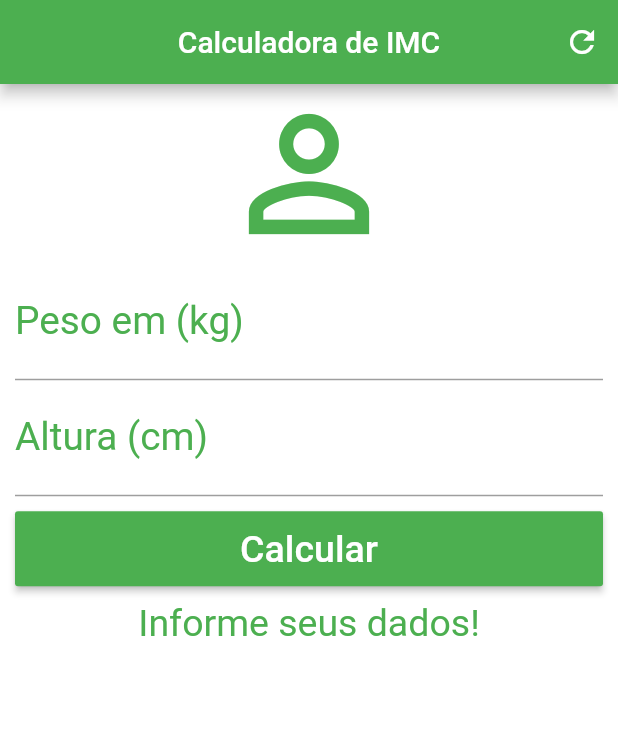
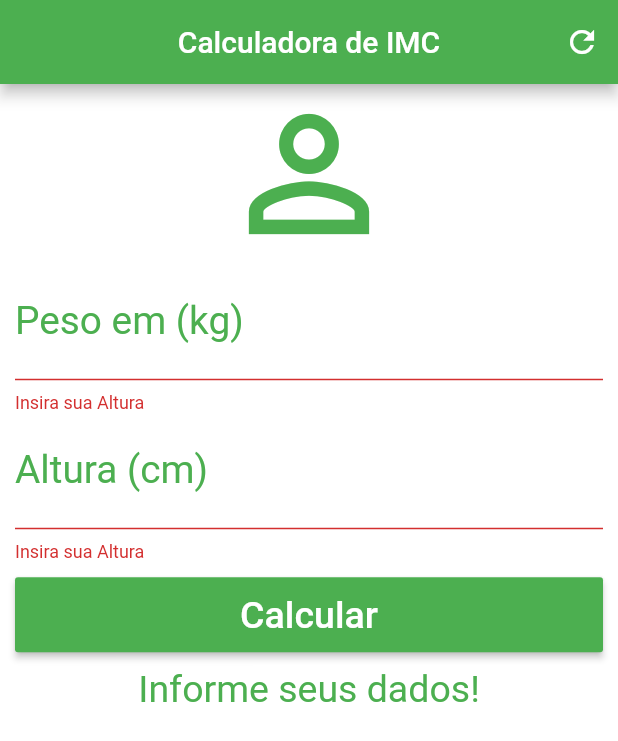
Before and after one commit to munhozfontana/calculadora-imc, a Flutter app: the screen it shows after launch, after a tap on "Calcular", on a phone screen of 412 x 824 dp. Shown: the top 741 px of the screen. Run offline on Flutter 3.47's test engine with Material 2 defaults, Android fonts, the phone set to English and light mode, and no system bars.

Commit message:
finalização do app

```diff
--- a/lib/main.dart
+++ b/lib/main.dart
@@ -16,6 +16,8 @@ class Home extends StatefulWidget {
 class _HomeState extends State<Home> {
   TextEditingController weighController = TextEditingController();
   TextEditingController heightController = TextEditingController();
+  GlobalKey<FormState> _formKey = GlobalKey<FormState>();
+
   String _infoText = "Informe seus dados!";
 
   void _resetFields() {
@@ -23,6 +25,7 @@ class _HomeState extends State<Home> {
     heightController.text = "";
     setState(() {
       _infoText = "Informe seus dados!";
+      _formKey = GlobalKey<FormState>();
     });
   }
 
@@ -67,6 +70,8 @@ class _HomeState extends State<Home> {
       backgroundColor: Colors.white,
       body: SingleChildScrollView(
         padding: EdgeInsets.fromLTRB(10, 0, 10, 0),
+        child: Form(
+          key: _formKey,
           child: Column(
             crossAxisAlignment: CrossAxisAlignment.stretch,
             children: <Widget>[
@@ -75,7 +80,7 @@ class _HomeState extends State<Home> {
                 size: 120.0,
                 color: Colors.green,
               ),
-              TextField(
+              TextFormField(
                 keyboardType: TextInputType.number,
                 decoration: InputDecoration(
                   labelText: "Peso em (kg)",
@@ -87,8 +92,13 @@ class _HomeState extends State<Home> {
                   fontSize: 25.9,
                 ),
                 controller: weighController,
+                validator: (value) {
+                  if (value.isEmpty) {
+                    return "Insira sua Altura";
+                  }
+                },
               ),
-              TextField(
+              TextFormField(
                 keyboardType: TextInputType.number,
                 decoration: InputDecoration(
                   labelText: "Altura (cm)",
@@ -100,6 +110,11 @@ class _HomeState extends State<Home> {
                   fontSize: 25.9,
                 ),
                 controller: heightController,
+                validator: (value) {
+                  if (value.isEmpty) {
+                    return "Insira sua Altura";
+                  }
+                },
               ),
               Padding(
                 padding: EdgeInsets.only(top: 10, bottom: 10),
@@ -107,7 +122,9 @@ class _HomeState extends State<Home> {
                   height: 50.0,
                   child: RaisedButton(
                     onPressed: () {
+                      if (_formKey.currentState.validate()) {
                         _calcular();
+                      }
                     },
                     child: Text(
                       "Calcular",
@@ -130,6 +147,8 @@ class _HomeState extends State<Home> {
               )
             ],
           ),
-        ));
+        ),
+      ),
+    );
   }
 }
```
Lines whose indentation alone changed are shown as unchanged.
